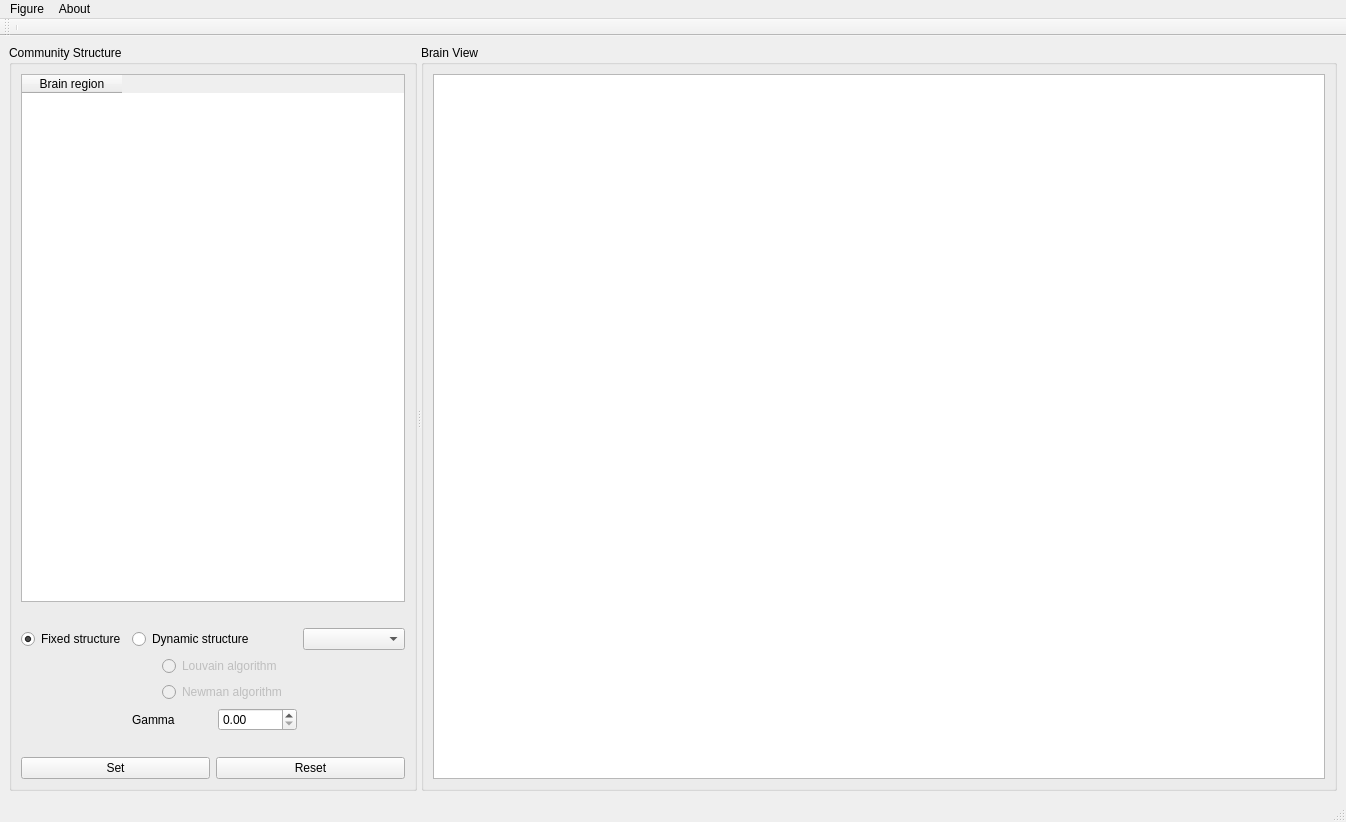
Old version of the form braphy/gui/ui_files/community_structure.ui in the repository softmatterlab/Braph-2.0-Python.
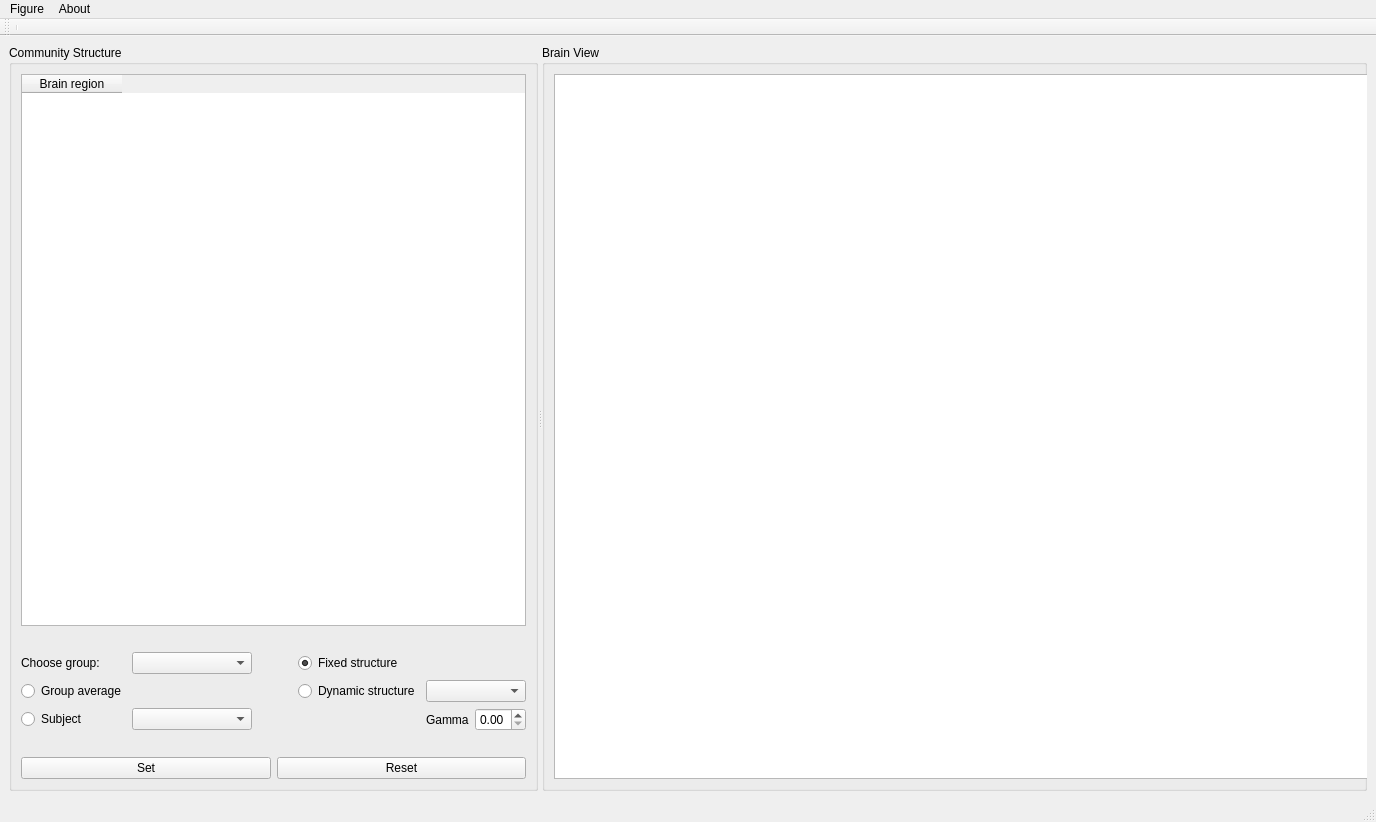
New version of the form. Custom widgets are drawn as their Qt base class.

Commit message: Restructure gui for community structure

What changed in the file:
```diff
--- a/braphy/gui/ui_files/community_structure.ui
+++ b/braphy/gui/ui_files/community_structure.ui
@@ -29,6 +29,9 @@
          <layout class="QVBoxLayout" name="verticalLayout">
           <item>
            <widget class="QTableWidget" name="tableWidget">
+            <attribute name="verticalHeaderDefaultSectionSize">
+             <number>35</number>
+            </attribute>
             <column>
              <property name="text">
               <string>Brain region</string>
@@ -41,7 +44,33 @@
             <property name="topMargin">
              <number>20</number>
             </property>
-            <item row="0" column="1">
+            <item row="1" column="4">
+             <widget class="QComboBox" name="comboBoxAlgorithm"/>
+            </item>
+            <item row="0" column="2">
+             <spacer name="horizontalSpacer">
+              <property name="orientation">
+               <enum>Qt::Horizontal</enum>
+              </property>
+              <property name="sizeType">
+               <enum>QSizePolicy::Fixed</enum>
+              </property>
+              <property name="sizeHint" stdset="0">
+               <size>
+                <width>40</width>
+                <height>20</height>
+               </size>
+              </property>
+             </spacer>
+            </item>
+            <item row="0" column="0">
+             <widget class="QLabel" name="label">
+              <property name="text">
+               <string>Choose group:</string>
+              </property>
+             </widget>
+            </item>
+            <item row="1" column="3">
              <widget class="QRadioButton" name="btnDynamic">
               <property name="enabled">
                <bool>true</bool>
@@ -55,6 +84,22 @@
              </widget>
             </item>
             <item row="2" column="1">
+             <widget class="QComboBox" name="comboBoxSubject">
+              <property name="sizePolicy">
+               <sizepolicy hsizetype="Minimum" vsizetype="Fixed">
+                <horstretch>0</horstretch>
+                <verstretch>0</verstretch>
+               </sizepolicy>
+              </property>
+              <property name="minimumSize">
+               <size>
+                <width>120</width>
+                <height>0</height>
+               </size>
+              </property>
+             </widget>
+            </item>
+            <item row="2" column="4">
              <layout class="QGridLayout" name="gridLayout_2">
               <property name="topMargin">
                <number>0</number>
@@ -78,7 +123,7 @@
               </item>
              </layout>
             </item>
-            <item row="0" column="0">
+            <item row="0" column="3">
              <widget class="QRadioButton" name="btnFixed">
               <property name="enabled">
                <bool>true</bool>
@@ -94,67 +139,41 @@
               </attribute>
              </widget>
             </item>
-            <item row="0" column="3">
-             <widget class="QComboBox" name="comboBox"/>
+            <item row="0" column="1">
+             <widget class="QComboBox" name="comboBoxGroup">
+              <property name="sizePolicy">
+               <sizepolicy hsizetype="Minimum" vsizetype="Fixed">
+                <horstretch>0</horstretch>
+                <verstretch>0</verstretch>
+               </sizepolicy>
+              </property>
+              <property name="minimumSize">
+               <size>
+                <width>120</width>
+                <height>0</height>
+               </size>
+              </property>
+             </widget>
             </item>
-            <item row="1" column="1">
-             <layout class="QHBoxLayout" name="horizontalLayout_4">
-              <property name="rightMargin">
-               <number>10</number>
+            <item row="2" column="0">
+             <widget class="QRadioButton" name="btnSubject">
+              <property name="text">
+               <string>Subject</string>
               </property>
-              <item>
-               <spacer name="horizontalSpacer">
-                <property name="orientation">
-                 <enum>Qt::Horizontal</enum>
-                </property>
-                <property name="sizeType">
-                 <enum>QSizePolicy::Maximum</enum>
-                </property>
-                <property name="sizeHint" stdset="0">
-                 <size>
-                  <width>10</width>
-                  <height>20</height>
-                 </size>
-                </property>
-               </spacer>
-              </item>
-              <item>
-               <layout class="QVBoxLayout" name="verticalLayout_3">
-                <property name="leftMargin">
-                 <number>20</number>
-                </property>
-                <item>
-                 <widget class="QRadioButton" name="btnLouvain">
-                  <property name="enabled">
-                   <bool>false</bool>
-                  </property>
-                  <property name="text">
-                   <string>Louvain algorithm</string>
-                  </property>
-                  <attribute name="buttonGroup">
-                   <string notr="true">buttonGroup_2</string>
-                  </attribute>
-                 </widget>
-                </item>
-                <item>
-                 <widget class="QRadioButton" name="btnNewman">
-                  <property name="enabled">
-                   <bool>false</bool>
-                  </property>
-                  <property name="text">
-                   <string>Newman algorithm</string>
-                  </property>
-                  <property name="checkable">
-                   <bool>true</bool>
-                  </property>
-                  <attribute name="buttonGroup">
-                   <string notr="true">buttonGroup_2</string>
-                  </attribute>
-                 </widget>
-                </item>
-               </layout>
-              </item>
-             </layout>
+              <attribute name="buttonGroup">
+               <string notr="true">buttonGroup</string>
+              </attribute>
+             </widget>
+            </item>
+            <item row="1" column="0">
+             <widget class="QRadioButton" name="btnGroup">
+              <property name="text">
+               <string>Group average</string>
+              </property>
+              <attribute name="buttonGroup">
+               <string notr="true">buttonGroup</string>
+              </attribute>
+             </widget>
             </item>
            </layout>
           </item>
```
Left out of the diff: 5 changed lines with no effect on the pictures. The commit also changes 1 other file.
